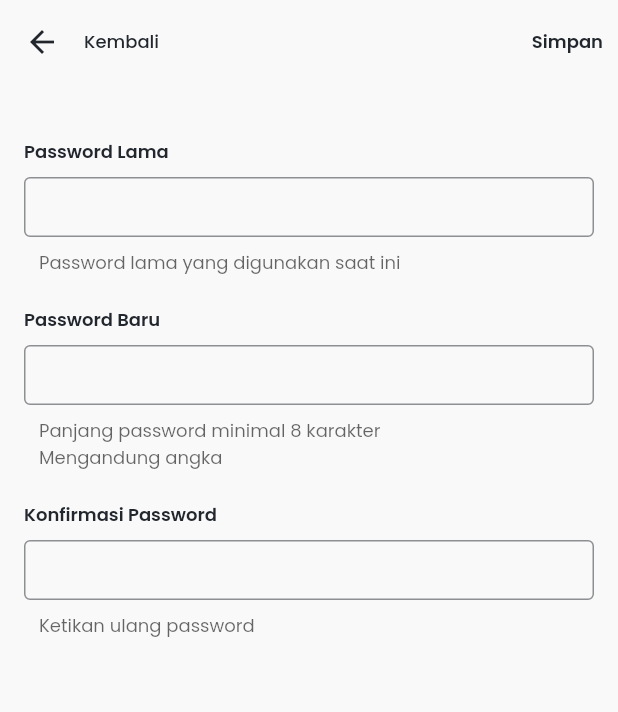
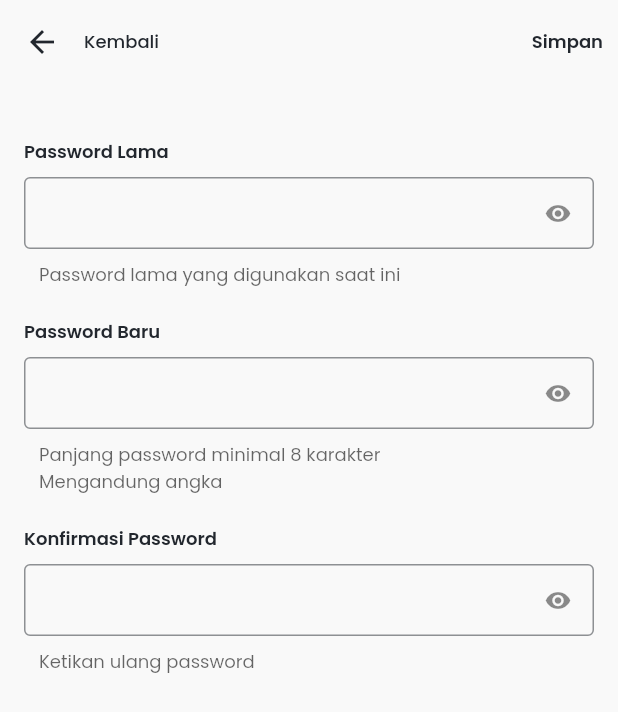
Before and after one commit to Internity-dev/mobile, a Flutter app: the ProfilePage screen opened directly, after a tap on "Ganti Password", on a phone screen of 412 x 824 dp. Shown: the top 712 px of the screen. Run offline on Flutter 3.47's test engine with Material 2 defaults, Android fonts, the phone set to English and light mode, and no system bars; our stand-ins replace cached_network_image, dartz, dio, file_picker, firebase_core, flutter_hooks and 8 more; accounts and stored records are empty; network calls fail.

Commit message:
feat: add input type in outline label textfield

```diff
--- a/lib/features/change_password/presentation/form_widget.dart
+++ b/lib/features/change_password/presentation/form_widget.dart
@@ -36,6 +36,7 @@ class _FormWidgetState extends ConsumerState<FormWidget> {
               padding: const EdgeInsets.only(top: 20),
               child: OutlineLabelTextField(
                 controller: widget.oldPasswordController,
+                inputType: TextInputType.visiblePassword,
                 outlineLabel: 'Password Lama',
                 helperText: 'Password lama yang digunakan saat ini',
                 helperMaxLines: 2,
@@ -46,6 +47,7 @@ class _FormWidgetState extends ConsumerState<FormWidget> {
               padding: const EdgeInsets.only(top: 20),
               child: OutlineLabelTextField(
                 controller: widget.newPasswordController,
+                inputType: TextInputType.visiblePassword,
                 outlineLabel: 'Password Baru',
                 helperText: 'Panjang password minimal 8 karakter\n'
                     'Mengandung angka\n',
@@ -57,6 +59,7 @@ class _FormWidgetState extends ConsumerState<FormWidget> {
               padding: const EdgeInsets.only(top: 20),
               child: OutlineLabelTextField(
                 controller: widget.confirmPasswordController,
+                inputType: TextInputType.visiblePassword,
                 outlineLabel: 'Konfirmasi Password',
                 helperText: 'Ketikan ulang password',
                 helperMaxLines: 2,
--- a/lib/features/profile/presentation/profile_item.dart
+++ b/lib/features/profile/presentation/profile_item.dart
@@ -113,25 +113,25 @@ class ProfileItemWidget extends HookConsumerWidget {
                         ),
                       ],
                     ),
-                    Row(
-                      children: const [
-                        Icon(
-                          Icons.edit_document,
-                          color: Color(secondaryBackgroundColor),
-                          size: 20,
-                        ),
-                        Text(
-                          textAlign: TextAlign.center,
-                          'Edit CV',
-                          style: TextStyle(
-                            color: Color(secondaryBackgroundColor),
-                            fontSize: 14,
-                            decoration: TextDecoration.underline,
-                            fontWeight: FontWeight.bold,
-                          ),
-                        ),
-                      ],
-                    ),
+                    // Row(
+                    //   children: const [
+                    //     Icon(
+                    //       Icons.edit_document,
+                    //       color: Color(secondaryBackgroundColor),
+                    //       size: 20,
+                    //     ),
+                    //     Text(
+                    //       textAlign: TextAlign.center,
+                    //       'Edit CV',
+                    //       style: TextStyle(
+                    //         color: Color(secondaryBackgroundColor),
+                    //         fontSize: 14,
+                    //         decoration: TextDecoration.underline,
+                    //         fontWeight: FontWeight.bold,
+                    //       ),
+                    //     ),
+                    //   ],
+                    // ),
                   ],
                 ),
               ],
--- a/lib/shared/widget/outline_label_text_field.dart
+++ b/lib/shared/widget/outline_label_text_field.dart
@@ -10,13 +10,15 @@ class OutlineLabelTextField extends StatefulHookConsumerWidget {
       required this.outlineLabel,
       this.helperMaxLines,
       required this.controller,
-      this.errorText});
+      this.errorText,
+      required this.inputType});
 
   final String? helperText;
   final int? helperMaxLines;
   final String outlineLabel;
   final TextEditingController controller;
   final String? errorText;
+  final TextInputType inputType;
 
   @override
   ConsumerState<ConsumerStatefulWidget> createState() =>
@@ -26,6 +28,9 @@ class OutlineLabelTextField extends StatefulHookConsumerWidget {
 class _OutlineLabelTextFieldState extends ConsumerState<OutlineLabelTextField> {
   @override
   Widget build(BuildContext context) {
+    final isObscure =
+        useState(widget.inputType == TextInputType.visiblePassword);
+
     return Column(
       crossAxisAlignment: CrossAxisAlignment.start,
       children: [
@@ -46,10 +51,21 @@ class _OutlineLabelTextFieldState extends ConsumerState<OutlineLabelTextField> {
               fontSize: 14,
             ),
             cursorColor: const Color(primaryTextColor),
+            obscureText: isObscure.value,
             decoration: InputDecoration(
               helperText: widget.helperText,
               helperMaxLines: widget.helperMaxLines,
               errorText: widget.errorText,
+              suffixIcon: widget.inputType == TextInputType.visiblePassword
+                  ? GestureDetector(
+                      onTap: () => isObscure.value = !isObscure.value,
+                      child: Icon(
+                        isObscure.value
+                            ? Icons.visibility
+                            : Icons.visibility_off,
+                      ),
+                    )
+                  : null,
               enabledBorder: OutlineInputBorder(
                 borderSide:
                     BorderSide(color: const Color(0xFF22272E).withOpacity(0.5)),
```
